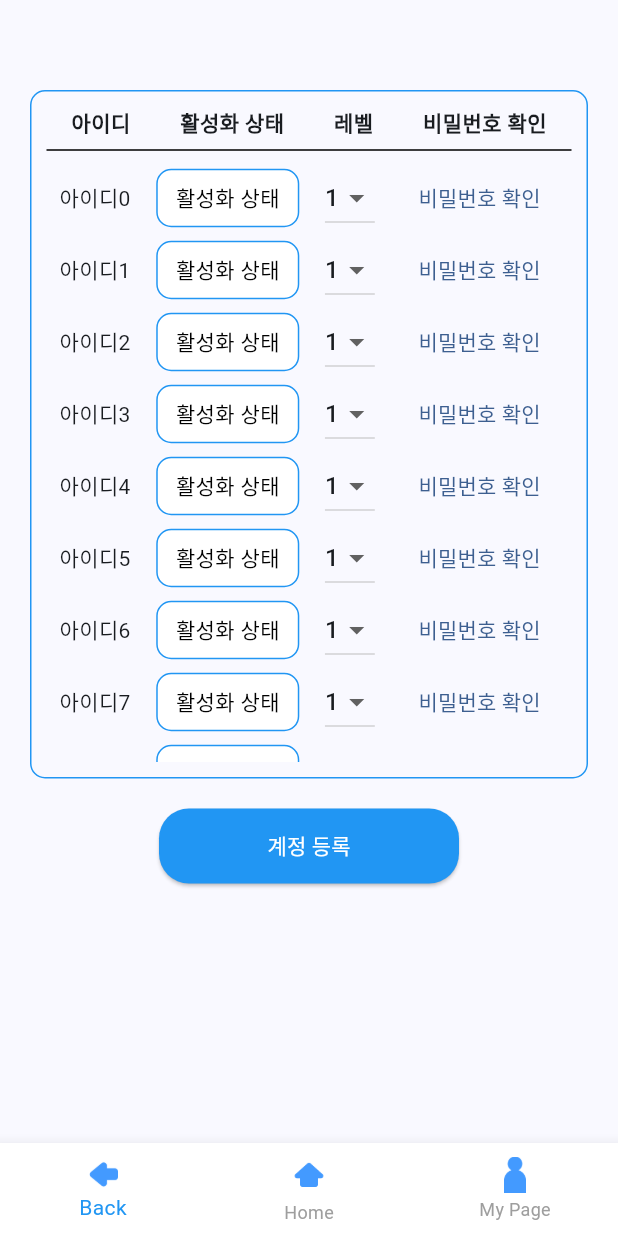
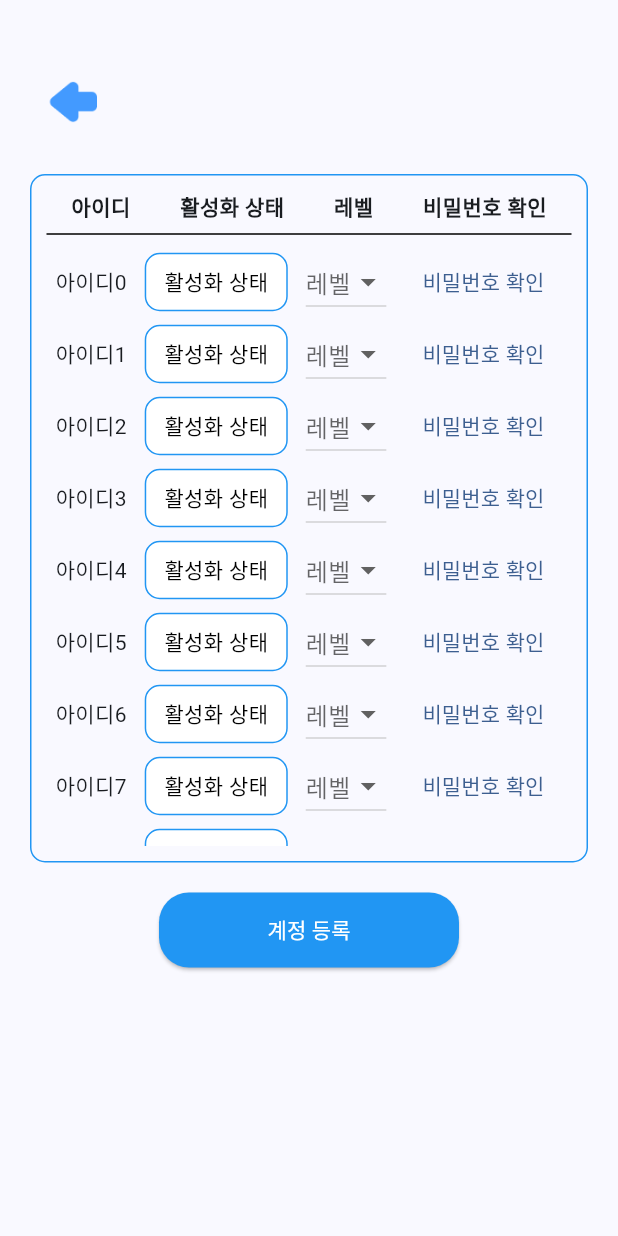
Before and after one commit to guddnboy/Daywon_FE, a Flutter app: the AdminAccountManagementPage screen opened directly, on a phone screen of 412 x 824 dp. Run offline on Flutter 3.47's test engine with Material 3 defaults, Android fonts, the light colour scheme and no system bars; our stand-ins replace video_player; Roboto replaces fonts that are missing (KCC-Hanbit).

Commit message:
관리자 계정 관리 반응형으로 수정

```diff
--- a/lib/pages/admin/AdminAccountManagementPage.dart
+++ b/lib/pages/admin/AdminAccountManagementPage.dart
@@ -29,7 +29,7 @@ class AdminAccountManagementPage extends StatefulWidget {
 class _AdminAccountManagementPageState
     extends State<AdminAccountManagementPage> {
   List<Account> accounts = List.generate(
-      20, (index) => Account(id: '아이디$index', status: '활성화 상태', level: 1));
+      20, (index) => Account(id: '아이디$index', status: '활성화 상태', level: null));
 
   @override
   Widget build(BuildContext context) {
@@ -40,7 +40,22 @@ class _AdminAccountManagementPageState
           padding: const EdgeInsets.all(20.0),
           child: Column(
             children: [
-              const SizedBox(height: 40), // 상단 여백 줄이기
+              const SizedBox(height: 20),
+              Row(
+                children: [
+                  IconButton(
+                    icon: Image.asset(
+                      'assets/img/backbtn.png',
+                      width: 40,
+                      height: 40,
+                    ),
+                    onPressed: () {
+                      Navigator.pop(context);
+                    },
+                  ),
+                ],
+              ),
+              const SizedBox(height: 20),
               Container(
                 padding: const EdgeInsets.all(10.0),
                 decoration: BoxDecoration(
@@ -52,10 +67,13 @@ class _AdminAccountManagementPageState
                     Row(
                       mainAxisAlignment: MainAxisAlignment.spaceAround,
                       children: const [
-                        Text('아이디', style: TextStyle(fontWeight: FontWeight.bold)),
-                        Text('활성화 상태', style: TextStyle(fontWeight: FontWeight.bold)),
+                        Text('아이디',
+                            style: TextStyle(fontWeight: FontWeight.bold)),
+                        Text('활성화 상태',
+                            style: TextStyle(fontWeight: FontWeight.bold)),
                         Text('레벨', style: TextStyle(fontWeight: FontWeight.bold)),
-                        Text('비밀번호 확인', style: TextStyle(fontWeight: FontWeight.bold)),
+                        Text('비밀번호 확인',
+                            style: TextStyle(fontWeight: FontWeight.bold)),
                       ],
                     ),
                     const Divider(color: Colors.black),
@@ -127,6 +145,7 @@ class _AdminAccountManagementPageState
                                   selectedLevel = value;
                                 });
                               },
+                              hint: Text("레벨"),
                             ),
                           ],
                         ),
@@ -157,56 +176,6 @@ class _AdminAccountManagementPageState
           ),
         ),
       ),
-      bottomNavigationBar: BottomNavigationBar(
-        backgroundColor: Colors.white,
-        items: <BottomNavigationBarItem>[
-          BottomNavigationBarItem(
-            icon: Image.asset(
-              'assets/img/backbtn.png',
-              width: 24,
-              height: 24,
-            ),
-            label: 'Back',
-          ),
-          BottomNavigationBarItem(
-            icon: Image.asset(
-              'assets/img/homebtn.png',
-              width: 28,
-              height: 28,
-            ),
-            label: 'Home',
-          ),
-          BottomNavigationBarItem(
-            icon: Image.asset(
-              'assets/img/mypagebtn.png',
-              width: 24,
-              height: 24,
-            ),
-            label: 'My Page',
-          ),
-        ],
-        selectedItemColor: Colors.blue,
-        unselectedItemColor: Colors.grey,
-        onTap: (index) {
-          switch (index) {
-            case 0:
-              Navigator.pop(context);
-              break;
-            case 1:
-              Navigator.push(
-                context,
-                MaterialPageRoute(builder: (context) => MainPage()),
-              );
-              break;
-            case 2:
-              Navigator.push(
-                context,
-                MaterialPageRoute(builder: (context) => MyPage()),
-              );
-              break;
-          }
-        },
-      ),
     );
   }
 }
@@ -214,7 +183,7 @@ class _AdminAccountManagementPageState
 class Account {
   String id;
   String status;
-  int level;
+  int? level;
 
   Account({required this.id, required this.status, required this.level});
 }
@@ -265,6 +234,7 @@ class _AccountRowState extends State<AccountRow> {
         ),
         DropdownButton<int>(
           value: selectedLevel,
+          hint: Text("레벨"),
           items: [
             DropdownMenuItem<int>(
               value: 1,
```
